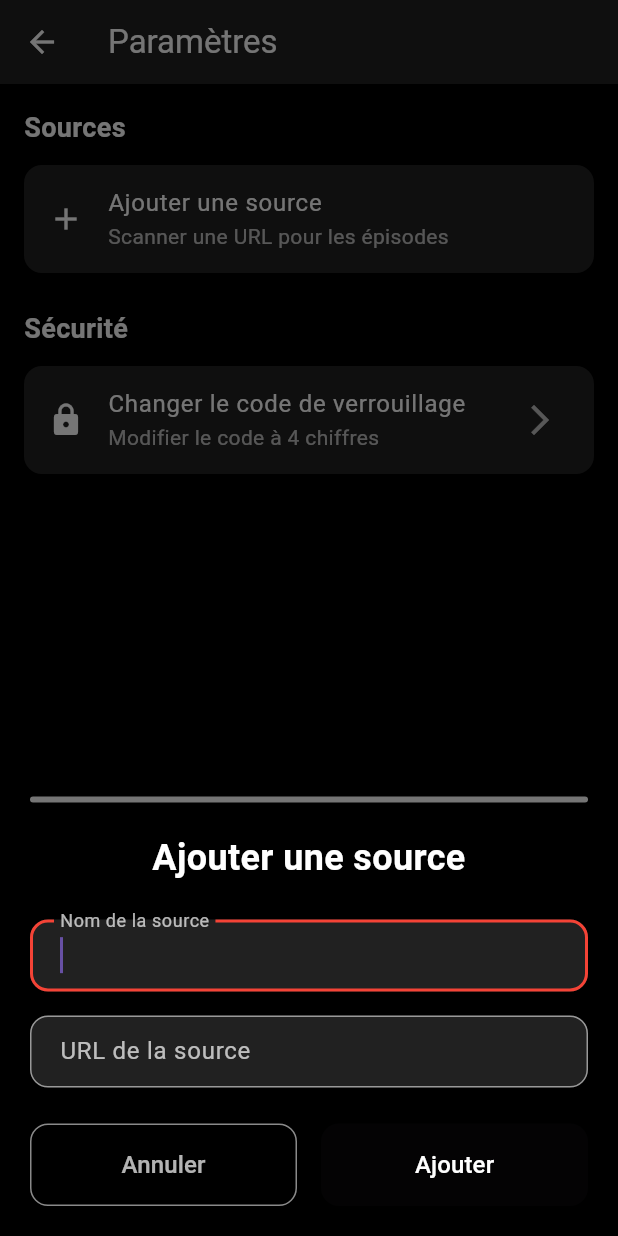
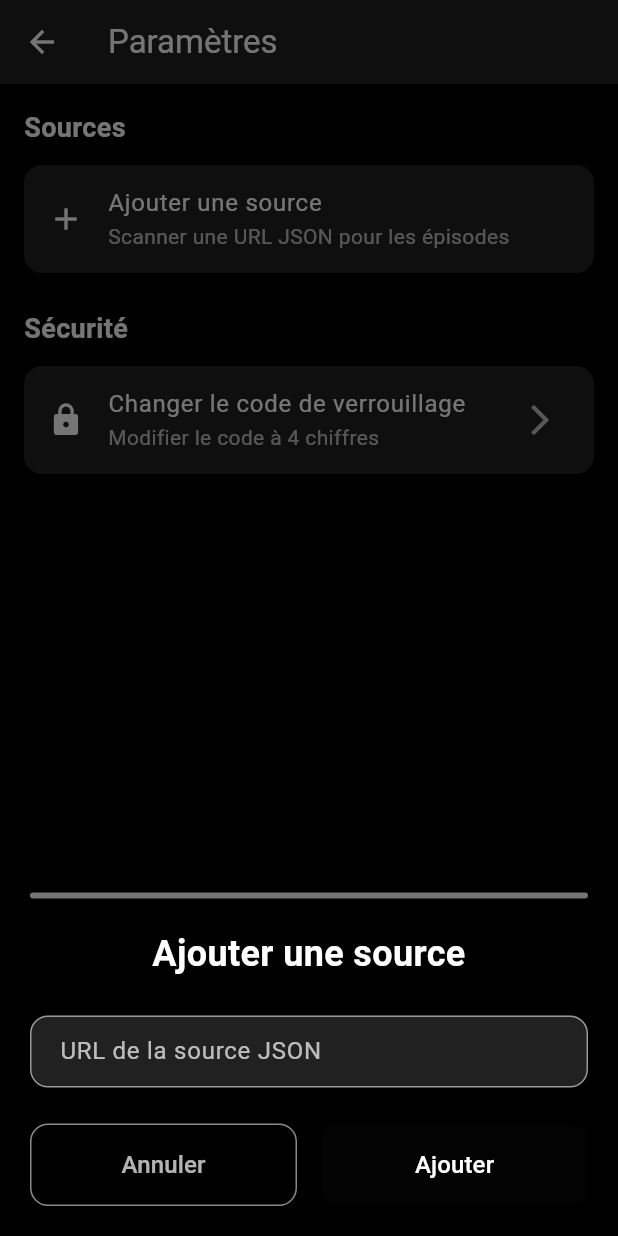
Before and after one commit to deadLocks21/kidsfilx, a Flutter app: the SettingsScreen screen opened directly with empty values, after a tap on "Ajouter une source", on a phone screen of 412 x 824 dp. Run offline on Flutter 3.47's test engine with Material 3 defaults, Android fonts, the phone set to English and light mode, and no system bars; our stand-ins replace dio, shared_preferences, video_player; missing offline and left inert: video_thumbnail; accounts and stored records are empty.

Commit message:
feat: update URL handling to detect source name and improve user feedback in settings screen

```diff
--- a/lib/main.dart
+++ b/lib/main.dart
@@ -1046,14 +1046,15 @@ class _SettingsScreenState extends State<SettingsScreen> {
     super.dispose();
   }
 
-  void _onUrlChanged(String url, Function setDialogState) {
+  void _onUrlChanged(String url, Function setDialogState, Function(String?) onSourceNameDetected) {
     _urlCheckTimer?.cancel();
-    _urlCheckTimer = Timer(const Duration(milliseconds: 500), () {
-      _checkUrl(url, setDialogState);
+    _urlCheckTimer = Timer(const Duration(milliseconds: 500), () async {
+      final sourceName = await _checkUrl(url, setDialogState);
+      onSourceNameDetected(sourceName);
     });
   }
 
-  Future<void> _checkUrl(String url, [Function? setDialogState]) async {
+  Future<String?> _checkUrl(String url, [Function? setDialogState]) async {
     if (url.isEmpty) {
       if (setDialogState != null) {
         setDialogState(() {
@@ -1068,7 +1069,7 @@ class _SettingsScreenState extends State<SettingsScreen> {
           _urlCheckMessage = '';
         });
       }
-      return;
+      return null;
     }
 
     if (setDialogState != null) {
@@ -1109,6 +1110,8 @@ class _SettingsScreenState extends State<SettingsScreen> {
                 jsonData.containsKey('data') &&
                 jsonData['data'] is List) {
               final dataList = jsonData['data'] as List;
+              final sourceName = jsonData['name'] as String?;
+
               if (dataList.isNotEmpty) {
                 // Vérifier que chaque élément de data a name et url
                 bool isValidFormat = true;
@@ -1140,6 +1143,7 @@ class _SettingsScreenState extends State<SettingsScreen> {
                           'Source valide - ${dataList.length} épisode(s) détecté(s)';
                     });
                   }
+                  return sourceName;
                 } else {
                   if (setDialogState != null) {
                     setDialogState(() {
@@ -1249,6 +1253,7 @@ class _SettingsScreenState extends State<SettingsScreen> {
         });
       }
     }
+    return null;
   }
 
   Future<void> _loadSources() async {
@@ -1271,8 +1276,8 @@ class _SettingsScreenState extends State<SettingsScreen> {
   }
 
   void _addSource() {
-    final TextEditingController nameController = TextEditingController();
     final TextEditingController urlController = TextEditingController();
+    String? detectedSourceName;
 
     showModalBottomSheet(
       context: context,
@@ -1322,40 +1327,10 @@ class _SettingsScreenState extends State<SettingsScreen> {
                   const SizedBox(height: 24),
                   // Form fields
                   TextField(
-                    controller: nameController,
-                    style: const TextStyle(color: Colors.white, fontSize: 16),
-                    decoration: InputDecoration(
-                      labelText: 'Nom de la source',
-                      labelStyle: const TextStyle(color: Colors.white70),
-                      border: OutlineInputBorder(
-                        borderRadius: BorderRadius.circular(12),
-                      ),
-                      enabledBorder: OutlineInputBorder(
-                        borderRadius: BorderRadius.circular(12),
-                        borderSide: const BorderSide(color: Colors.white54),
-                      ),
-                      focusedBorder: OutlineInputBorder(
-                        borderRadius: BorderRadius.circular(12),
-                        borderSide: const BorderSide(
-                          color: Colors.red,
-                          width: 2,
-                        ),
-                      ),
-                      filled: true,
-                      fillColor: Colors.grey[900],
-                      contentPadding: const EdgeInsets.symmetric(
-                        horizontal: 16,
-                        vertical: 12,
-                      ),
-                    ),
-                    autofocus: true,
-                  ),
-                  const SizedBox(height: 16),
-                  TextField(
                     controller: urlController,
                     style: const TextStyle(color: Colors.white, fontSize: 16),
                     decoration: InputDecoration(
-                      labelText: 'URL de la source',
+                      labelText: 'URL de la source JSON',
                       labelStyle: const TextStyle(color: Colors.white70),
                       border: OutlineInputBorder(
                         borderRadius: BorderRadius.circular(12),
@@ -1398,9 +1373,46 @@ class _SettingsScreenState extends State<SettingsScreen> {
                           : null,
                     ),
                     onChanged: (value) {
-                      _onUrlChanged(value, setDialogState);
+                      _onUrlChanged(value, setDialogState, (sourceName) {
+                        detectedSourceName = sourceName;
+                      });
                     },
                   ),
+                  // Source name display
+                  if (detectedSourceName != null)
+                    Container(
+                      margin: const EdgeInsets.only(top: 8),
+                      padding: const EdgeInsets.symmetric(
+                        horizontal: 12,
+                        vertical: 8,
+                      ),
+                      decoration: BoxDecoration(
+                        color: Colors.blue.withValues(alpha: 0.1),
+                        borderRadius: BorderRadius.circular(8),
+                        border: Border.all(
+                          color: Colors.blue.withValues(alpha: 0.3),
+                        ),
+                      ),
+                      child: Row(
+                        children: [
+                          const Icon(
+                            Icons.info_outline,
+                            color: Colors.blue,
+                            size: 16,
+                          ),
+                          const SizedBox(width: 8),
+                          Expanded(
+                            child: Text(
+                              'Nom détecté: $detectedSourceName',
+                              style: const TextStyle(
+                                color: Colors.blue,
+                                fontSize: 12,
+                              ),
+                            ),
+                          ),
+                        ],
+                      ),
+                    ),
                   // URL check message
                   if (_urlCheckMessage.isNotEmpty)
                     Container(
@@ -1468,13 +1480,13 @@ class _SettingsScreenState extends State<SettingsScreen> {
                       Expanded(
                         child: ElevatedButton(
                           onPressed:
-                              (nameController.text.isNotEmpty &&
-                                  urlController.text.isNotEmpty &&
-                                  _isUrlValid)
+                              (urlController.text.isNotEmpty &&
+                                  _isUrlValid &&
+                                  detectedSourceName != null)
                               ? () {
                                   setState(() {
                                     _sources.add({
-                                      'name': nameController.text,
+                                      'name': detectedSourceName!,
                                       'url': urlController.text,
                                     });
                                   });
@@ -1583,7 +1595,7 @@ class _SettingsScreenState extends State<SettingsScreen> {
                 style: TextStyle(color: Colors.white),
               ),
               subtitle: const Text(
-                'Scanner une URL pour les épisodes',
+                'Scanner une URL JSON pour les épisodes',
                 style: TextStyle(color: Colors.white70),
               ),
               onTap: _addSource,
```
